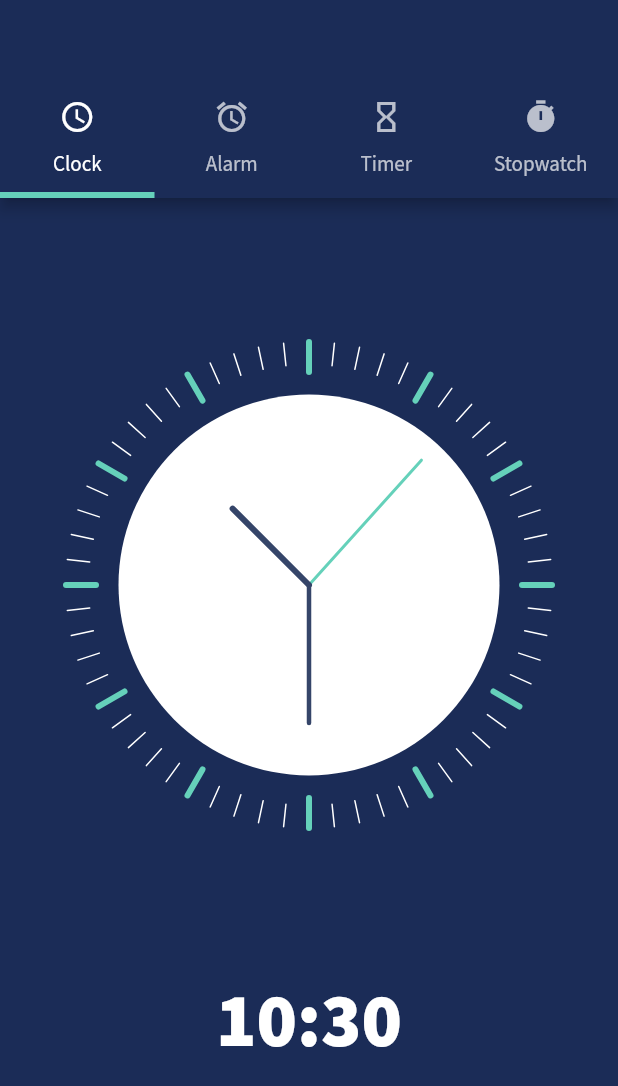
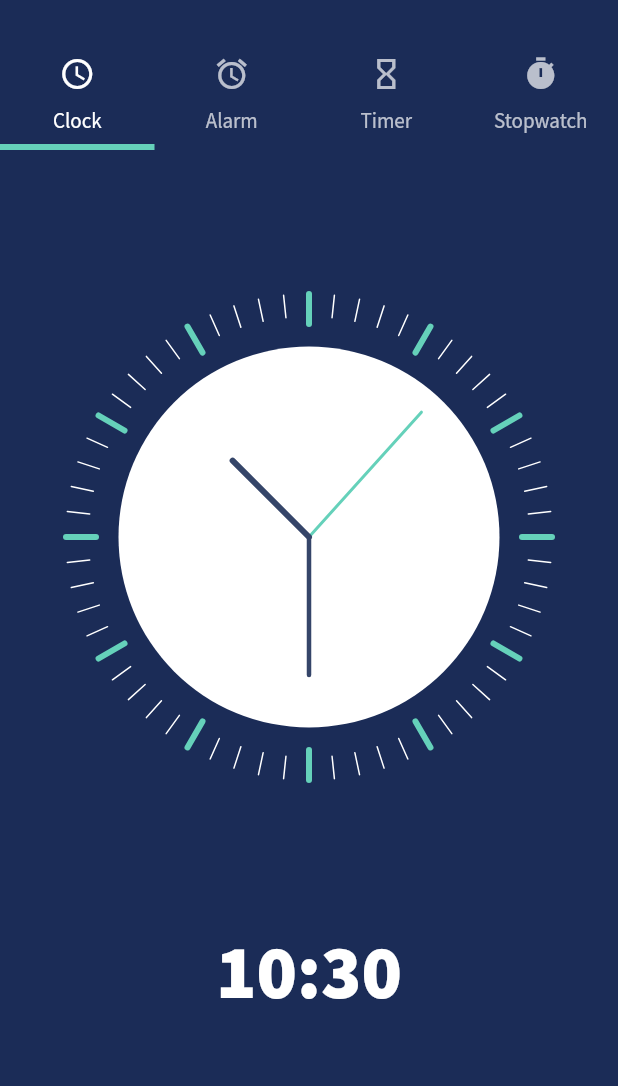
Before and after one commit to manudevcode/flutter_alarm_app, a Flutter app: the screen it shows after launch, on a phone screen of 412 x 824 dp. Shown: the top 1086 px of the screen. Run offline on Flutter 3.47's test engine with Material 2 defaults, Android fonts, the phone set to English and light mode, and no system bars.

Commit message:
some bugs fixed

```diff
--- a/lib/home.dart
+++ b/lib/home.dart
@@ -54,9 +54,13 @@ class _HomeState extends State<Home> with SingleTickerProviderStateMixin{
     return DefaultTabController(
         length: 4,
         child: Scaffold(
-          appBar: AppBar(
-            backgroundColor: Theme.of(context).primaryColor,
-            bottom: TabBar(
+
+          appBar: PreferredSize(
+            preferredSize: Size.fromHeight(100.0),
+            child: Container(
+              padding: EdgeInsets.only(top:30),
+              color: Theme.of(context).primaryColor,
+              child: TabBar(
                 controller: _tabController,
                 indicatorColor: Theme.of(context).accentColor,
                 indicatorWeight: 4.0,
@@ -66,6 +70,7 @@ class _HomeState extends State<Home> with SingleTickerProviderStateMixin{
                   Tab(icon: Icon(Icons.hourglass_empty), text: 'Timer'),
                   Tab(icon: Icon(Icons.timer), text: 'Stopwatch'),
                 ],
+              ),
             ),
           ),
           body: Container(
```
Also changed, not shown: pubspec.lock, 2 other files. Lines whose indentation alone changed are shown as unchanged.
